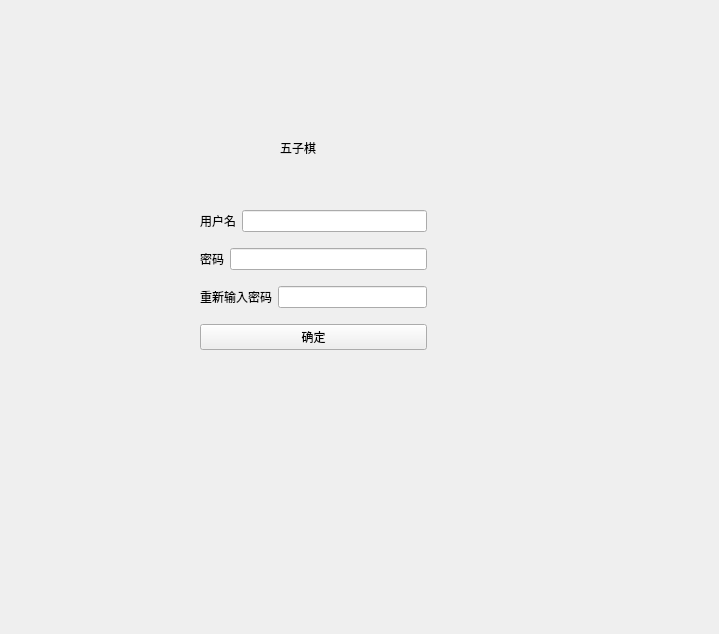
Old version of the form register.ui in the repository daimiaopeng/wuziqi_client.
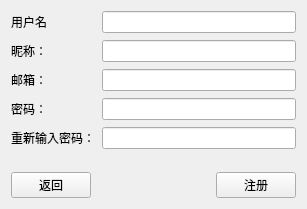
New version of the form.

Commit message: 修改登录和注册界面，添加其他字段，修改头像显示逻辑

Diff of the .ui file:
```diff
--- a/register.ui
+++ b/register.ui
@@ -6,88 +6,117 @@
    <rect>
     <x>0</x>
     <y>0</y>
-    <width>719</width>
-    <height>634</height>
-   </rect>
-  </property>
-  <widget class="QWidget" name="layoutWidget">
-   <property name="geometry">
-    <rect>
-     <x>200</x>
-     <y>200</y>
-     <width>227</width>
-     <height>160</height>
-    </rect>
-   </property>
-   <layout class="QVBoxLayout" name="verticalLayout">
-    <item>
-     <layout class="QHBoxLayout" name="horizontalLayout">
-      <item>
+             <width>307</width>
+             <height>209</height>
+         </rect>
+     </property>
+     <property name="windowTitle">
+         <string>Form</string>
+     </property>
+     <layout class="QGridLayout" name="gridLayout_2">
+         <item row="0" column="0">
+             <layout class="QFormLayout" name="formLayout_2">
+                 <property name="horizontalSpacing">
+                     <number>7</number>
+                 </property>
+                 <property name="verticalSpacing">
+                     <number>7</number>
+                 </property>
+                 <item row="0" column="0">
        <widget class="QLabel" name="label">
         <property name="text">
          <string>用户名</string>
         </property>
        </widget>
       </item>
-      <item>
+                 <item row="0" column="1">
        <widget class="QLineEdit" name="lineEdit"/>
       </item>
-     </layout>
-    </item>
-    <item>
-     <layout class="QHBoxLayout" name="horizontalLayout_2">
-      <item>
+                 <item row="1" column="0">
+                     <widget class="QLabel" name="label_5">
+                         <property name="text">
+                             <string>昵称：</string>
+                         </property>
+                     </widget>
+                 </item>
+                 <item row="1" column="1">
+                     <widget class="QLineEdit" name="lineEdit_4"/>
+                 </item>
+                 <item row="2" column="0">
+                     <widget class="QLabel" name="label_7">
+                         <property name="text">
+                             <string>邮箱：</string>
+                         </property>
+                     </widget>
+                 </item>
+                 <item row="2" column="1">
+                     <widget class="QLineEdit" name="lineEdit_5"/>
+                 </item>
+                 <item row="3" column="0">
        <widget class="QLabel" name="label_2">
         <property name="text">
-         <string>密码</string>
+                             <string>密码：</string>
         </property>
        </widget>
       </item>
-      <item>
-       <widget class="QLineEdit" name="lineEdit_2"/>
-      </item>
-     </layout>
-    </item>
-    <item>
-     <layout class="QHBoxLayout" name="horizontalLayout_5">
-      <item>
+                 <item row="3" column="1">
+                     <widget class="QLineEdit" name="lineEdit_2">
+                         <property name="echoMode">
+                             <enum>QLineEdit::Password</enum>
+                         </property>
+                     </widget>
+                 </item>
+                 <item row="4" column="0">
        <widget class="QLabel" name="label_3">
         <property name="text">
-         <string>重新输入密码</string>
+                             <string>重新输入密码：</string>
         </property>
        </widget>
       </item>
-      <item>
-       <widget class="QLineEdit" name="lineEdit_3"/>
+                 <item row="4" column="1">
+                     <widget class="QLineEdit" name="lineEdit_3">
+                         <property name="echoMode">
+                             <enum>QLineEdit::Password</enum>
+                         </property>
+                     </widget>
       </item>
      </layout>
     </item>
-    <item>
-     <layout class="QHBoxLayout" name="horizontalLayout_3">
-      <item>
+         <item row="1" column="0">
+             <layout class="QGridLayout" name="gridLayout">
+                 <property name="spacing">
+                     <number>7</number>
+                 </property>
+                 <item row="1" column="2">
        <widget class="QPushButton" name="pushButton">
         <property name="text">
-         <string>确定</string>
+                             <string>注册</string>
         </property>
        </widget>
       </item>
-     </layout>
-    </item>
-   </layout>
-  </widget>
-  <widget class="QLabel" name="label_4">
-   <property name="geometry">
-    <rect>
-     <x>280</x>
-     <y>140</y>
-     <width>72</width>
-     <height>15</height>
-    </rect>
-   </property>
+                 <item row="1" column="0">
+                     <widget class="QPushButton" name="pushButton_3">
    <property name="text">
-    <string>五子棋</string>
-   </property>
-  </widget>
+                             <string>返回</string>
+                         </property>
+                     </widget>
+                 </item>
+                 <item row="1" column="1">
+                     <spacer name="horizontalSpacer">
+                         <property name="orientation">
+                             <enum>Qt::Horizontal</enum>
+                         </property>
+                         <property name="sizeHint" stdset="0">
+                             <size>
+                                 <width>40</width>
+                                 <height>20</height>
+                             </size>
+                         </property>
+                     </spacer>
+                 </item>
+             </layout>
+         </item>
+     </layout>
  </widget>
  <resources/>
  <connections/>
```
Lines whose indentation alone changed are shown as unchanged. The commit also changes 39 other files.
